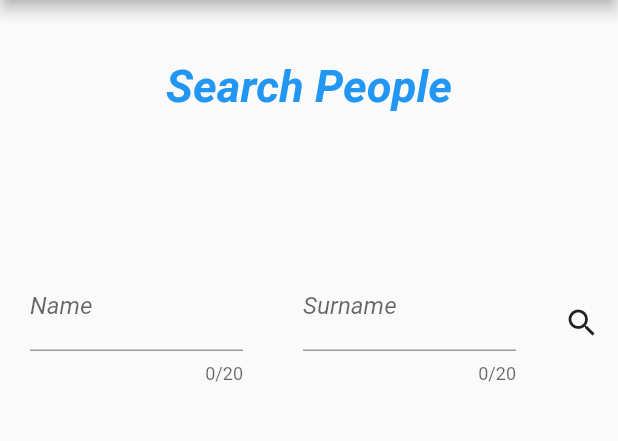
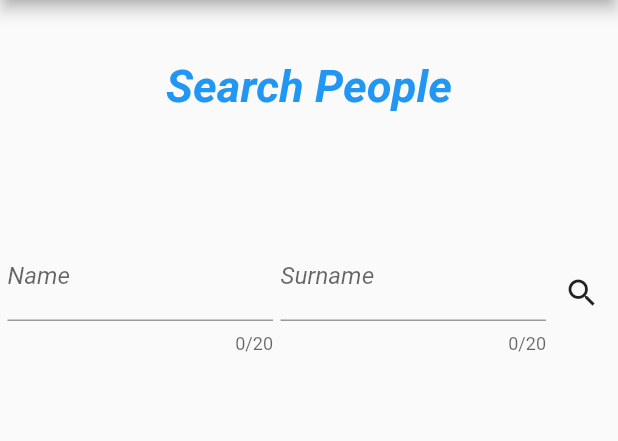
Before and after one commit to tanerezircan/sneakin, a Flutter app: the screen it shows after launch, on a phone screen of 412 x 824 dp, the part 84-525 px from its top. Run offline on Flutter 3.47's test engine with Material 2 defaults, Android fonts, the phone set to English and light mode, and no system bars; Roboto replaces fonts that are missing (Comic-Sans).

Commit message:
Search page editing

```diff
--- a/lib/view/home/SneakSearchPage.dart
+++ b/lib/view/home/SneakSearchPage.dart
@@ -82,7 +82,7 @@ class _SneakSearchPageState extends State<SneakSearchPage> {
                 children: <Widget>[
                   Expanded(
                     child: Container(
-                      padding: EdgeInsets.all(20.0),
+                      padding: EdgeInsets.only(left: 5.0),
                       child: TextField(
                         maxLength: 20,
                         textAlign: TextAlign.justify,
@@ -100,7 +100,7 @@ class _SneakSearchPageState extends State<SneakSearchPage> {
                   ),
                   Expanded(
                     child: Container(
-                      padding: EdgeInsets.all(20.0),
+                      padding: EdgeInsets.only(left: 5.0),
                       child: TextField(
                         maxLength: 20,
                         textAlign: TextAlign.justify,
```
